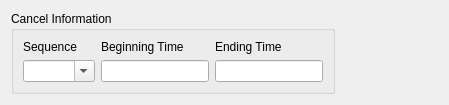
This is tafor/components/ui/sigmet_cancel.ui in up1and/tafor as Qt 5 draws it before an edit. The edited form follows.
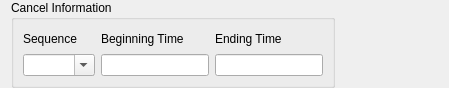
This is the edited form.

```diff
--- a/tafor/components/ui/sigmet_cancel.ui
+++ b/tafor/components/ui/sigmet_cancel.ui
@@ -14,6 +14,12 @@
    <string notr="true">Sigmet</string>
   </property>
   <layout class="QVBoxLayout" name="verticalLayout">
+   <property name="topMargin">
+    <number>0</number>
+   </property>
+   <property name="bottomMargin">
+    <number>0</number>
+   </property>
    <item>
     <widget class="QGroupBox" name="cancelGroup">
      <property name="sizePolicy">
```
